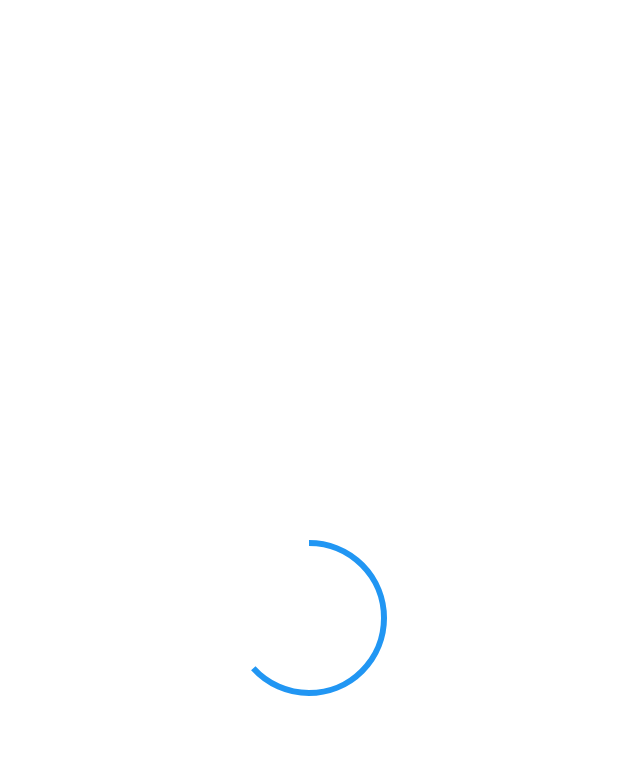
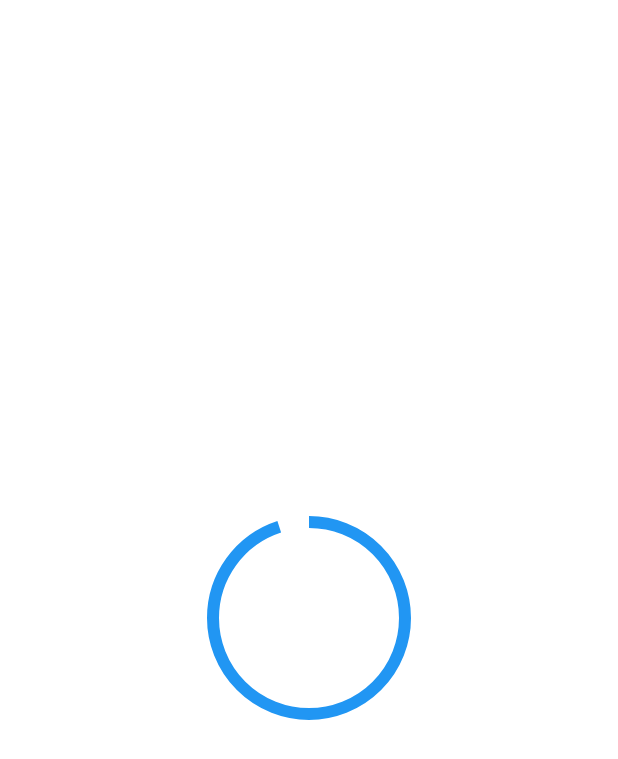
Before and after one commit to koltai75/camera_test, a Flutter app: the MyCamera screen opened directly, on a phone screen of 412 x 824 dp. Shown: the top 759 px of the screen. Run offline on Flutter 3.47's test engine with Material 2 defaults, Android fonts, the phone set to English and light mode, and no system bars; our stand-ins replace camera, permission_handler.

```diff
--- a/lib/main.dart
+++ b/lib/main.dart
@@ -12,15 +12,10 @@ class MyApp extends StatelessWidget {
   const MyApp({Key? key}) : super(key: key);
 
   @override
-  Widget build(BuildContext context) {
-    return MaterialApp(
+  Widget build(BuildContext context) => const MaterialApp(
         title: 'Flutter Camera Test',
-      theme: ThemeData(
-        primarySwatch: Colors.blue,
-      ),
-      home: const MyHomePage(),
+        home: MyHomePage(),
       );
-  }
 }
 
 class MyHomePage extends StatefulWidget {
@@ -34,8 +29,7 @@ class MyHomePage extends StatefulWidget {
 
 class _MyHomePageState extends State<MyHomePage> {
   @override
-  Widget build(BuildContext context) {
-    return Scaffold(
+  Widget build(BuildContext context) => Scaffold(
       appBar: AppBar(
         title: const Text('Flutter Camera Test'),
       ),
@@ -49,7 +43,6 @@ class _MyHomePageState extends State<MyHomePage> {
             child: const Text('Photo')),
       ));
 }
-}
 
 class MyCamera extends StatefulWidget {
   const MyCamera({Key? key}) : super(key: key);
@@ -62,6 +55,7 @@ class _MyCameraState extends State<MyCamera> with WidgetsBindingObserver {
   late Future<bool> _initalizeCameraFuture;
   CameraController? _cameraController;
   double _progress = 0;
+  bool _isCameraControllerDisposed = false;
 
   @override
   void initState() {
@@ -84,6 +78,7 @@ class _MyCameraState extends State<MyCamera> with WidgetsBindingObserver {
     switch (state) {
       case AppLifecycleState.resumed:
         setState(() {
+          _isCameraControllerDisposed = false;
           _initalizeCameraFuture = _initializeCamera();
         });
         break;
@@ -93,34 +88,40 @@ class _MyCameraState extends State<MyCamera> with WidgetsBindingObserver {
         if (_cameraController != null &&
             _cameraController!.value.isInitialized) {
           _cameraController!.dispose();
+          setState(() {
+            _isCameraControllerDisposed = true;
+          });
         }
         break;
     }
   }
 
   @override
-  Widget build(BuildContext context) => FutureBuilder<bool>(
+  Widget build(BuildContext context) => _isCameraControllerDisposed
+      ? const SizedBox()
+      : FutureBuilder<bool>(
           future: _initalizeCameraFuture,
           builder: (BuildContext context, AsyncSnapshot<bool> snapshot) {
             if (snapshot.connectionState == ConnectionState.waiting) {
               return Center(
                   child: SizedBox(
-                  width: 100,
-                  height: 100,
-                  child: CircularProgressIndicator(value: _progress)));
+                      width: 128,
+                      height: 128,
+                      child: CircularProgressIndicator(
+                        value: _progress,
+                        strokeWidth: 8,
+                      )));
             }
 
-        var errorMessage = '';
+            var statusMessage = '';
 
             if (!snapshot.hasData) {
-          errorMessage = 'no data received from _initalizeCamera';
-        }
-        if (!snapshot.data!) {
-          errorMessage = 'permission to camera was not granted';
-        }
-        if (_cameraController == null ||
+              statusMessage = 'no data received from _initalizeCamera';
+            } else if (!snapshot.data!) {
+              statusMessage = 'permission to camera was not granted';
+            } else if (_cameraController == null ||
                 !_cameraController!.value.isInitialized) {
-          errorMessage = 'camera controller not initalized';
+              statusMessage = 'camera controller not initalized';
             }
 
             return Scaffold(
@@ -128,9 +129,9 @@ class _MyCameraState extends State<MyCamera> with WidgetsBindingObserver {
                 title: const Text('Flutter Camera Test'),
               ),
               body: Center(
-            child: errorMessage.isNotEmpty
+                child: statusMessage.isNotEmpty
                     ? Text(
-                    errorMessage,
+                        statusMessage,
                         textAlign: TextAlign.center,
                       )
                     : CameraPreview(
@@ -160,12 +161,14 @@ class _MyCameraState extends State<MyCamera> with WidgetsBindingObserver {
             enableAudio: false, imageFormatGroup: ImageFormatGroup.jpeg);
 
         final start = DateTime.now().millisecondsSinceEpoch;
-        const waitForSeconds = 3;
-        final timer =
-            Timer.periodic(const Duration(milliseconds: 100), (timer) {
+        const waitForSeconds = 2;
+        const intervalMilliseconds = 10;
+
+        final timer = Timer.periodic(
+            const Duration(milliseconds: intervalMilliseconds), (timer) {
           setState(() {
-            _progress =
-                (DateTime.now().millisecondsSinceEpoch - start) / (3 * 1000);
+            _progress = (DateTime.now().millisecondsSinceEpoch - start) /
+                (waitForSeconds * 1000);
           });
         });
 
```
Lines whose indentation alone changed are shown as unchanged.
